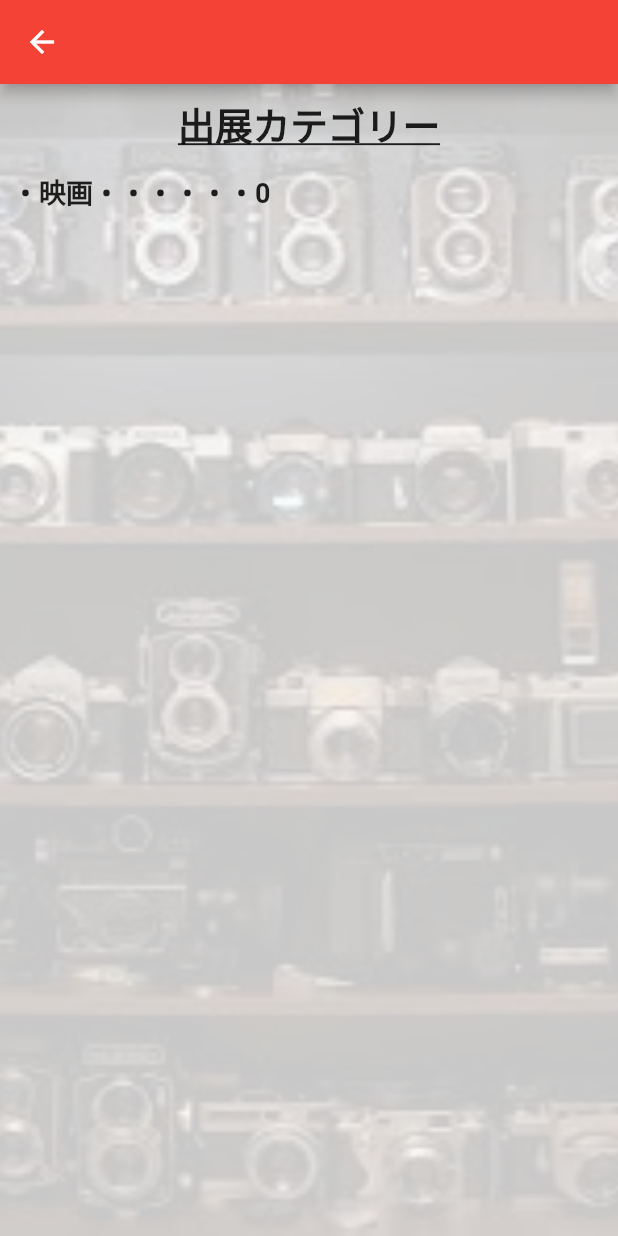
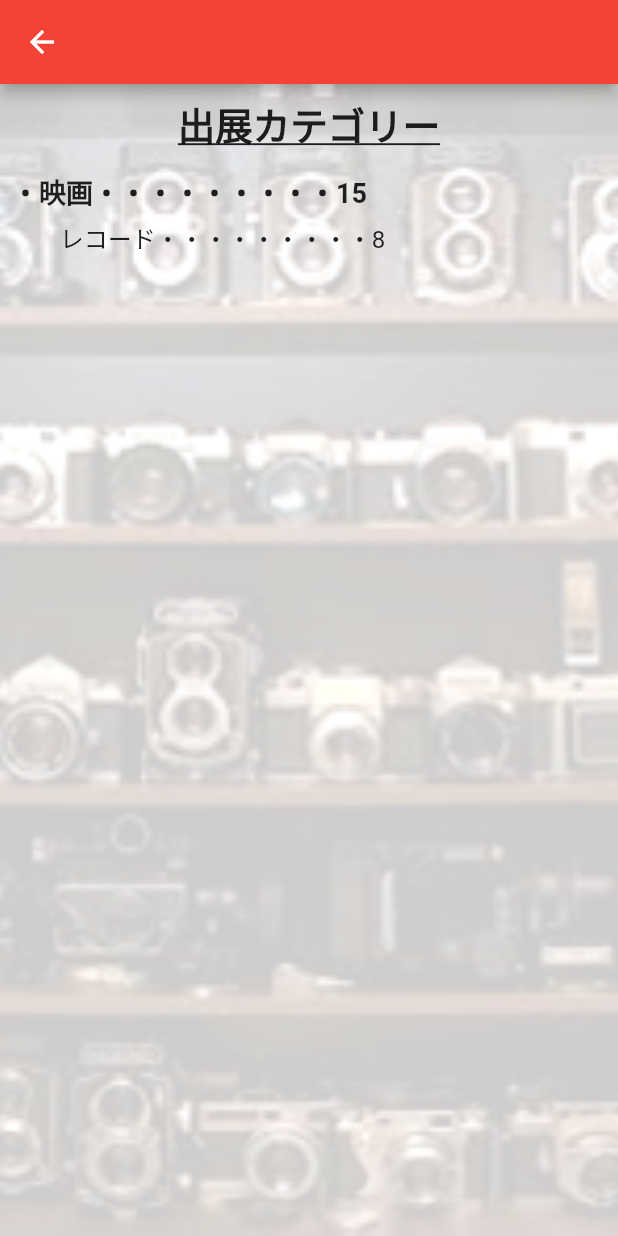
Before and after one commit to naito-yuki/PSPT, a Flutter app: the CategoryList screen opened by its route, after a tap on an icon or button, on a phone screen of 412 x 824 dp. Run offline on Flutter 3.47's test engine with Material 2 defaults, Android fonts, the phone set to English and light mode, and no system bars; our stand-ins replace cloud_firestore, firebase_auth, firebase_storage, image_picker; accounts and stored records are empty.

Commit message:
Revert "データーベース取得箇所更新"
This reverts commit 7cf459fb49c3d799efce37f24dfbd29f5f55b7da.

```diff
--- a/my_colle/lib/CategoryDetailList.dart
+++ b/my_colle/lib/CategoryDetailList.dart
@@ -21,15 +21,13 @@ import 'package:cloud_firestore/cloud_firestore.dart';
 class CategoryDetailList extends StatelessWidget {
   @override
   Widget build(BuildContext context) {
-    var categorytitle = ModalRoute.of(context).settings.arguments;
+    var categorytitle =ModalRoute.of(context).settings.arguments;
     return Scaffold(
       appBar: new AppBar(),
       body: new Container(
           decoration: new BoxDecoration(
             image: new DecorationImage(
-              image: AssetImage('images/top.png'),
-              colorFilter: new ColorFilter.mode(
-                  Colors.black.withOpacity(0.2), BlendMode.dstATop),
+              image: AssetImage('images/background.png'),
               fit: BoxFit.cover,
             ),
           ),
@@ -47,9 +45,40 @@ class CategoryDetailList extends StatelessWidget {
                   ),
                 ),
               ),
-              __CategoryDetailListState(),
+              Row(
+                mainAxisAlignment: MainAxisAlignment.start,
+                children: <Widget>[
+                  Container(
+                    height: 40,
+                    padding: const EdgeInsets.all(8.0),
+                    child: Text(
+                      "・$categorytitle・・・・・・・・・15",
+                      style: TextStyle(
+                        fontSize: 18,
+                        fontWeight: FontWeight.bold,
+                      ),
+                    ),
+                  ),
+                ],
+              ),
+              Row(
+                mainAxisAlignment: MainAxisAlignment.start,
+                children: <Widget>[
+                  Container(
+                    height: 30,
+                    //padding: const EdgeInsets.all(8.0),
+
+                    child: Text(
+                      "      　レコード・・・・・・・・・8",
+                      style: TextStyle(
+                        fontSize: 16,
+                      ),
+                    ),
+                  ),
+                ],
+              ),
               Container(
-                height: 510,
+                height: 480,
                 child: _CategoryDetailListState(),
               )
             ],
@@ -59,72 +88,20 @@ class CategoryDetailList extends StatelessWidget {
 }
 
 class _CategoryDetailListState extends StatelessWidget {
-  String subcategory = "";
   @override
   Widget build(BuildContext context) {
-    var categorytitle = ModalRoute.of(context).settings.arguments;
+    var categorytitle =ModalRoute.of(context).settings.arguments;
     return StreamBuilder<QuerySnapshot>(
-      stream: Firestore.instance
-          .collection('myroom')
-          .where("category", isEqualTo: categorytitle)
-          // .orderBy("subcategory")
-          .snapshots(),
+      stream: Firestore.instance.collection('myroom').where("category", isEqualTo: categorytitle).snapshots(),
       builder: (BuildContext context, AsyncSnapshot<QuerySnapshot> snapshot) {
         if (snapshot.hasError) return new Text('Error:');
         switch (snapshot.connectionState) {
           case ConnectionState.waiting:
             return new Text('Loading...');
           default:
-          // {
-            // var mappedFruits=snapshot.data.documents.map((DocumentSnapshot document) => document["category"]).toList();
-            // print(mappedFruits);
-          // }
             return new ListView(
               children:
                   snapshot.data.documents.map((DocumentSnapshot document) {
-                // print(document.documentID);
-                {
-                  if (subcategory != document["subcategory"]) {
-                    subcategory = document["subcategory"];
-                    return InkWell(
-                        child: Column(
-                      children: <Widget>[
-                        Container(
-                            height: 35,
-                            child: ListTile(
-                              title: new Text(
-                                  "　${document['subcategory']}・・・・・${snapshot.data.documents.length}",
-                                  style: TextStyle(
-                                    fontSize: 16,
-                                  )),
-                              dense: true,
-                            ),
-                            decoration: BoxDecoration(
-                              color: Colors.black.withOpacity(0.0),
-                            )),
-                        Container(
-                          child: Card(
-                            child: ListTile(
-                              title: new Text(
-                                document['title'],
-                                style: TextStyle(
-                                  color: Colors.red,
-                                  fontWeight: FontWeight.bold,
-                                ),
-                              ),
-                              subtitle: new Text(document['body']),
-                              leading: Icon(Icons.person),
-                              onTap: () {
-                                Navigator.pushNamed(context, '/MyRmTop',
-                                    arguments: document['title']);
-                              },
-                            ),
-                          ),
-                        )
-                      ],
-                    ));
-                  }
-                }
                 return InkWell(
                   child: Card(
                     child: ListTile(
@@ -138,55 +115,17 @@ class _CategoryDetailListState extends StatelessWidget {
                       subtitle: new Text(document['body']),
                       leading: Icon(Icons.person),
                       onTap: () {
-                        Navigator.pushNamed(context, '/MyRmTop',
-                            arguments: document['title']);
+                        Navigator.pushNamed(
+                          context, '/MyRmTop',
+                          arguments: document['title']);
                       },
                     ),
                   ),
                 );
-              }).toList()..sort(),
+              }).toList(),
             );
         }
       },
     );
   }
 }
-
-class __CategoryDetailListState extends StatelessWidget {
-  @override
-  Widget build(BuildContext context) {
-    var categorytitle = ModalRoute.of(context).settings.arguments;
-    return StreamBuilder<QuerySnapshot>(
-      stream: Firestore.instance
-          .collection('myroom')
-          .where("category", isEqualTo: categorytitle)
-          .snapshots(),
-      builder: (BuildContext context, AsyncSnapshot<QuerySnapshot> snapshot) {
-        if (snapshot.hasError) return new Text('Error:');
-        switch (snapshot.connectionState) {
-          case ConnectionState.waiting:
-            return new Text('Loading...');
-          default:
-            return new Row(
-              mainAxisAlignment: MainAxisAlignment.start,
-              children: <Widget>[
-                Container(
-                  height: 40,
-                  padding: const EdgeInsets.all(8.0),
-                  child: Text(
-                    "・$categorytitle" +
-                        "・・・・・・" +
-                        "${snapshot.data.documents.length.toString()}",
-                    style: TextStyle(
-                      fontSize: 18,
-                      fontWeight: FontWeight.bold,
-                    ),
-                  ),
-                ),
-              ],
-            );
-        }
-      },
-    );
-  }
-}
--- a/my_colle/lib/CategoryList.dart
+++ b/my_colle/lib/CategoryList.dart
@@ -1,5 +1,4 @@
 import 'package:flutter/material.dart';
-import 'package:my_colle/Data.dart';
 
 
 // class MyHomePage extends StatefulWidget {
@@ -10,7 +9,25 @@ import 'package:my_colle/Data.dart';
 // class _MyHomePageState extends State<MyHomePage> {
 
 class CategoryList extends StatelessWidget {
-  List<String> textlist = Data.categoryList;
+  List<String> textlist = [
+    '家電、AV、カメラ',
+    '音楽、CD、レコード',
+    '本、雑誌、漫画',
+    '映画',
+    'キャラクター関連',
+    '鉄道、航空、車、バイク',
+    'ミリタリー',
+    'ファッション',
+    'アクセサリー、時計',
+    '住まい、インテリア',
+    '自然科学',
+    'スポーツ',
+    '食品、飲料',
+    'エンタテインメントグッズ',
+    '記念品、切手、コイン系',
+    'アート絵画工芸品',
+    'おまけ、懸賞品系',
+  ];
 
   List<String> subTextlist = [
     'テレビ、ラジオ/ラジカセ、オーディオ、スピーカー、CDプレーヤー、レコードプレーヤー、カメラ、双眼鏡、望遠鏡',
```
